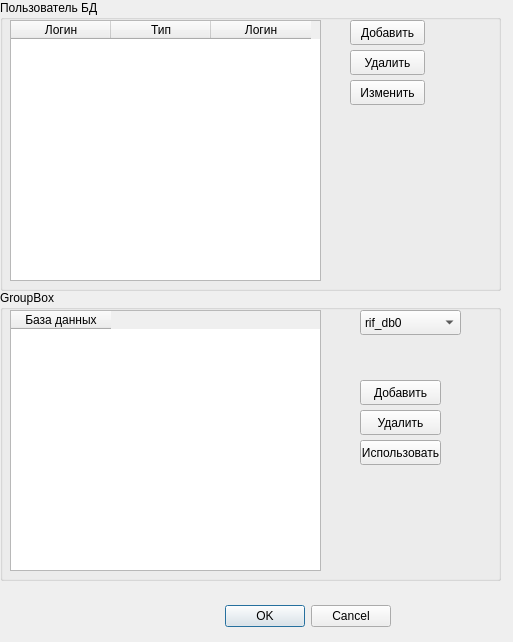
This is m_cfg/dbform.ui in xXRadioHeadXx/start7 as Qt 5 draws it before an edit. The edited form follows.
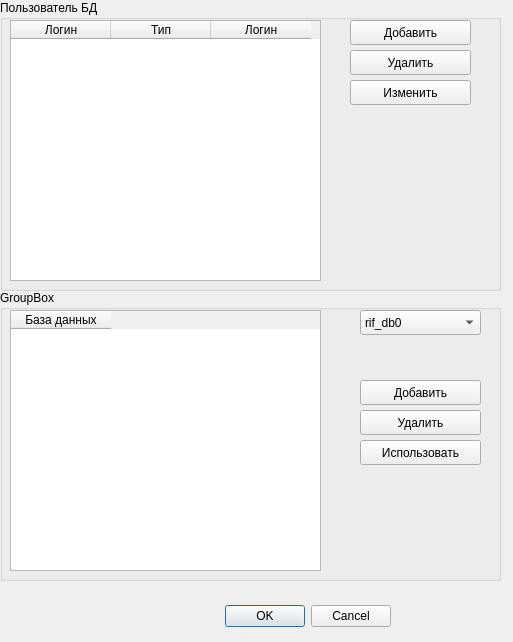
This is the edited form.

Diff of the .ui file:
```diff
--- a/m_cfg/dbform.ui
+++ b/m_cfg/dbform.ui
@@ -71,7 +71,7 @@
      <rect>
       <x>350</x>
       <y>20</y>
-      <width>75</width>
+      <width>121</width>
       <height>25</height>
      </rect>
     </property>
@@ -84,7 +84,7 @@
      <rect>
       <x>350</x>
       <y>50</y>
-      <width>75</width>
+      <width>121</width>
       <height>25</height>
      </rect>
     </property>
@@ -97,7 +97,7 @@
      <rect>
       <x>350</x>
       <y>80</y>
-      <width>75</width>
+      <width>121</width>
       <height>25</height>
      </rect>
     </property>
@@ -123,7 +123,7 @@
      <rect>
       <x>360</x>
       <y>150</y>
-      <width>81</width>
+      <width>121</width>
       <height>25</height>
      </rect>
     </property>
@@ -136,7 +136,7 @@
      <rect>
       <x>360</x>
       <y>90</y>
-      <width>81</width>
+      <width>121</width>
       <height>25</height>
      </rect>
     </property>
@@ -149,7 +149,7 @@
      <rect>
       <x>360</x>
       <y>120</y>
-      <width>81</width>
+      <width>121</width>
       <height>25</height>
      </rect>
     </property>
@@ -177,7 +177,7 @@
      <rect>
       <x>360</x>
       <y>20</y>
-      <width>101</width>
+      <width>121</width>
       <height>25</height>
      </rect>
     </property>
```
